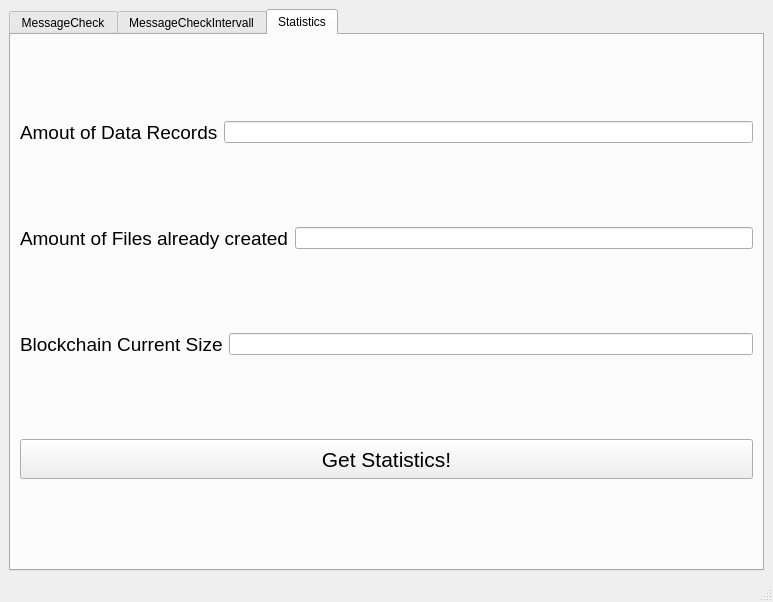
Qt form GUI/mainwindow.ui (amosproj/amos2022ss02-audit-chain) before a commit.
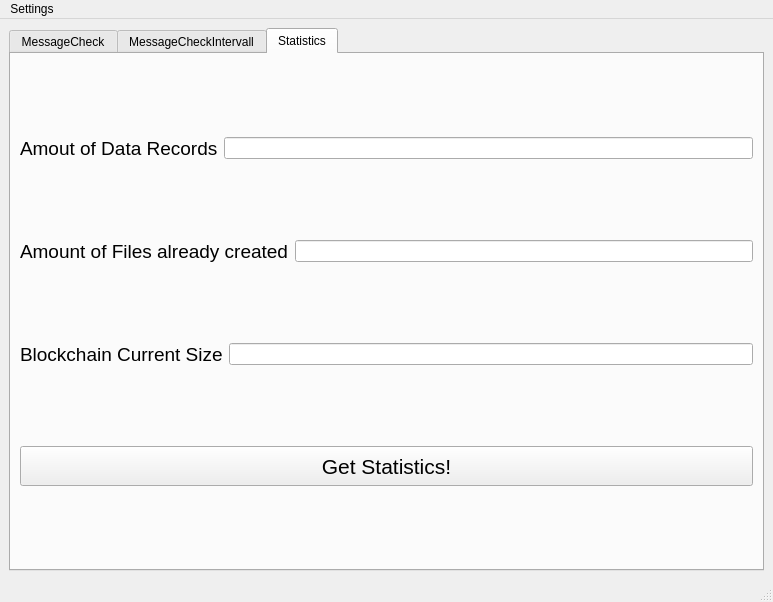
The same form after that commit.

Commit message: added connection config to gui

```diff
--- a/GUI/mainwindow.ui
+++ b/GUI/mainwindow.ui
@@ -257,6 +257,33 @@
    </layout>
   </widget>
   <widget class="QStatusBar" name="statusbar"/>
+  <widget class="QMenuBar" name="menuBar">
+   <property name="geometry">
+    <rect>
+     <x>0</x>
+     <y>0</y>
+     <width>773</width>
+     <height>21</height>
+    </rect>
+   </property>
+   <widget class="QMenu" name="menuSettings">
+    <property name="title">
+     <string>Settings</string>
+    </property>
+    <addaction name="action_connect"/>
+   </widget>
+   <addaction name="menuSettings"/>
+  </widget>
+  <action name="action_connect">
+   <property name="text">
+    <string>config Connection</string>
+   </property>
+  </action>
+  <action name="actiontest">
+   <property name="text">
+    <string>test</string>
+   </property>
+  </action>
  </widget>
  <resources/>
  <connections/>
```
Left out of the diff: 2 changed lines with no effect on the pictures. The commit also changes 2 other files.
